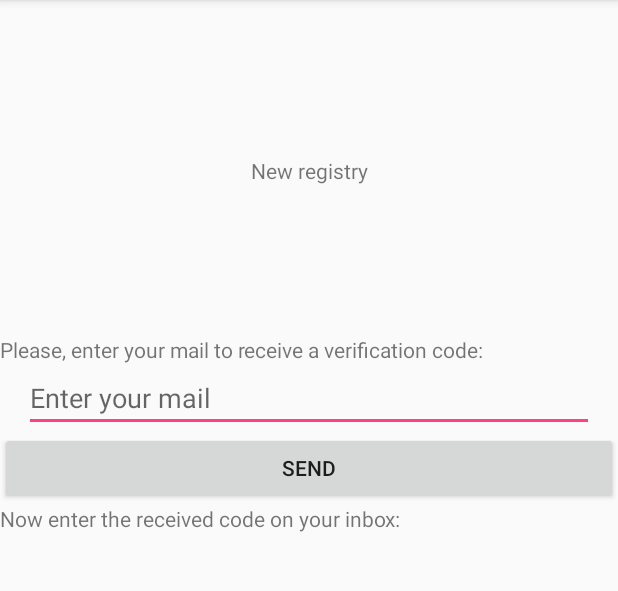
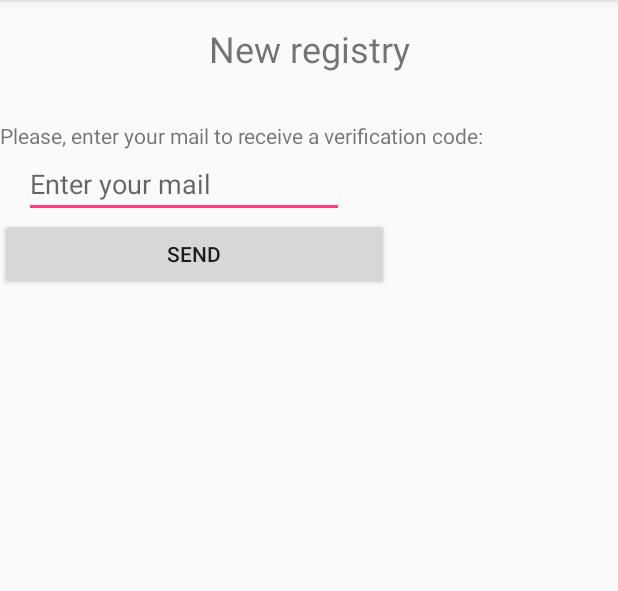
Before and after one commit to Pacodam/Android-Project, an Android app: the RegistryActivity screen opened directly, with no data from a screen before it, on a phone screen of 412 x 824 dp, the part 84-675 px from its top. Run offline under Robolectric (Android 15) with nearby library versions, the phone set to English and light mode, and no system bars; our stand-ins replace Volley.

Commit message:
tocando cosicas

```diff
--- a/app/src/main/java/com/stucom/franmorenoalc/MainActivity.java
+++ b/app/src/main/java/com/stucom/franmorenoalc/MainActivity.java
@@ -16,6 +16,7 @@ public class MainActivity extends AppCompatActivity {
     a cuatro Activities.
      */
 
+
     String token;
     String function;
     Class<?> desti = RegistryActivity.class;
@@ -26,8 +27,8 @@ public class MainActivity extends AppCompatActivity {
         setContentView(R.layout.activity_main);
 
         //whe get the token from sharedPreferences (if exist a token)
-        getToken();
-        Toast.makeText(getApplicationContext(), token, Toast.LENGTH_SHORT).show();
+        //getToken();
+        //Toast.makeText(getApplicationContext(), token, Toast.LENGTH_SHORT).show();
 
         //if there is not a token on SharedPreferences, an alert dialog appears requiring registry for some functions
         if(token == null) {
--- a/app/src/main/java/com/stucom/franmorenoalc/PlayActivity.java
+++ b/app/src/main/java/com/stucom/franmorenoalc/PlayActivity.java
@@ -6,16 +6,11 @@ import android.os.Bundle;
 
 public class PlayActivity extends AppCompatActivity {
 
-    private SharedPreferences prefs;
-    private SharedPreferences.Editor prefsEditor;
+
     @Override
     protected void onCreate(Bundle savedInstanceState) {
         super.onCreate(savedInstanceState);
         setContentView(R.layout.activity_play);
 
-        prefs = getSharedPreferences(getPackageName(), MODE_PRIVATE);
-
-        prefsEditor.clear();
-        prefsEditor.commit();
     }
 }
--- a/app/src/main/java/com/stucom/franmorenoalc/RegistryActivity.java
+++ b/app/src/main/java/com/stucom/franmorenoalc/RegistryActivity.java
@@ -10,6 +10,7 @@ import android.util.Log;
 import android.view.View;
 import android.widget.Button;
 import android.widget.EditText;
+import android.widget.LinearLayout;
 import android.widget.Toast;
 
 import com.android.volley.NetworkResponse;
@@ -35,9 +36,12 @@ public class RegistryActivity extends AppCompatActivity {
     Button verifyCode;
     //mail variable
     static String mail;
+    //contenidors per amargar i fer apareixer
+    LinearLayout linearLay3;
+    LinearLayout linearLay4;
     //func is used to know where to redirect after registry
     String func;
-    //desti is used to store the activity to redirect after registry
+    //desti is used to store the Activity to redirect after registry
     Class<?> desti;
 
 
@@ -53,14 +57,17 @@ public class RegistryActivity extends AppCompatActivity {
         //Toast.makeText(getApplicationContext(), func, Toast.LENGTH_SHORT).show();
 
         //agafem els elements
+        linearLay3 = findViewById(R.id.linearLayout3);
+        linearLay4 = findViewById(R.id.linearLayout4);
         editMail = findViewById(R.id.mailHint);
         verifyMail = findViewById(R.id.btnRegistro);
         editCode = findViewById(R.id.verifyHint);
         verifyCode = findViewById(R.id.buttonVerify);
 
         //amaguem l'edit del codi de verificació i el botó d'enviar. Al fer la primera crida amb exit la mostrarem de nou
-        editCode.setVisibility(View.INVISIBLE);
-        verifyCode.setVisibility(View.INVISIBLE);
+        //editCode.setVisibility(View.INVISIBLE);
+        //verifyCode.setVisibility(View.INVISIBLE);
+        linearLay4.setVisibility(View.INVISIBLE);
 
         //quan es clica enviar mail s'activa la primera crida a registre. Si és exitosa, es faran visibles els elements de verificació
         verifyMail.setOnClickListener(new View.OnClickListener() {
@@ -130,12 +137,14 @@ public class RegistryActivity extends AppCompatActivity {
                     mail = editMail.getText().toString(); //guardem el mail
 
                     //ahora se mostrarian los botones o sino un alert con el aviso para introducir el codigo verificacion
-                    editCode.setVisibility(View.VISIBLE);
-                    verifyCode.setVisibility(View.VISIBLE);
+                    linearLay4.setVisibility(View.VISIBLE);
+                       //editCode.setVisibility(View.VISIBLE);
+                       //verifyCode.setVisibility(View.VISIBLE);
 
                     //amaguem editText de mail i buto
-                    editMail.setVisibility(View.INVISIBLE);
-                    verifyMail.setVisibility(View.INVISIBLE);
+                    linearLay3.setVisibility(View.INVISIBLE);
+                      //editMail.setVisibility(View.INVISIBLE);
+                      //verifyMail.setVisibility(View.INVISIBLE);
 
                 }
                 /*
--- a/app/src/main/res/layout/activity_registry.xml
+++ b/app/src/main/res/layout/activity_registry.xml
@@ -4,31 +4,32 @@
     xmlns:tools="http://schemas.android.com/tools"
     android:layout_width="match_parent"
     android:layout_height="match_parent"
-    tools:context=".RegistryActivity">
+    tools:context=".RegistryActivity"
+    tools:layout_editor_absoluteY="25dp">
 
     <TextView
         android:id="@+id/registroAct"
         android:layout_width="wrap_content"
         android:layout_height="wrap_content"
-        android:layout_marginTop="8dp"
-        android:layout_marginBottom="100dp"
+        android:layout_marginTop="16dp"
         android:text="@string/registroAct"
-        app:layout_constraintBottom_toTopOf="@+id/linearLayout3"
+        android:textSize="24sp"
         app:layout_constraintEnd_toEndOf="parent"
+        app:layout_constraintHorizontal_bias="0.501"
         app:layout_constraintStart_toStartOf="parent"
-        app:layout_constraintTop_toTopOf="parent"
-        app:layout_constraintVertical_bias="1.0" />
+        app:layout_constraintTop_toTopOf="parent" />
 
     <LinearLayout
         android:id="@+id/linearLayout3"
         android:layout_width="0dp"
-        android:layout_height="322dp"
+        android:layout_height="206dp"
+        android:layout_marginTop="32dp"
         android:orientation="vertical"
-        app:layout_constraintBottom_toBottomOf="parent"
+        android:visibility="visible"
         app:layout_constraintEnd_toEndOf="parent"
         app:layout_constraintHorizontal_bias="0.0"
         app:layout_constraintStart_toStartOf="parent"
-        app:layout_constraintTop_toTopOf="parent">
+        app:layout_constraintTop_toBottomOf="@+id/registroAct">
 
         <TextView
             android:id="@+id/verifyText"
@@ -41,14 +42,15 @@
 
         <EditText
             android:id="@+id/mailHint"
-            android:layout_width="match_parent"
+            android:layout_width="wrap_content"
             android:layout_height="wrap_content"
+            android:layout_marginEnd="16dp"
             android:layout_marginStart="16dp"
-            android:layout_marginEnd="16dp"
             android:autofillHints=""
             android:ems="10"
             android:hint="@string/mailHint"
             android:inputType="text|textEmailAddress"
+            android:visibility="visible"
             app:layout_constraintEnd_toEndOf="parent"
             app:layout_constraintHorizontal_bias="0.0"
             app:layout_constraintStart_toStartOf="parent"
@@ -56,18 +58,33 @@
 
         <Button
             android:id="@+id/btnRegistro"
-            android:layout_width="match_parent"
+            android:layout_width="259dp"
             android:layout_height="wrap_content"
             android:text="@string/btnSendMail"
+            android:visibility="visible"
             app:layout_constraintEnd_toEndOf="parent"
             app:layout_constraintStart_toStartOf="parent"
             tools:layout_editor_absoluteY="143dp" />
+
+    </LinearLayout>
+
+    <LinearLayout
+        android:id="@+id/linearLayout4"
+        android:layout_width="wrap_content"
+        android:layout_height="wrap_content"
+        android:layout_marginTop="32dp"
+        android:orientation="vertical"
+        android:visibility="visible"
+        app:layout_constraintEnd_toEndOf="parent"
+        app:layout_constraintStart_toStartOf="parent"
+        app:layout_constraintTop_toBottomOf="@+id/registroAct">
 
         <TextView
             android:id="@+id/codeText"
             android:layout_width="match_parent"
             android:layout_height="wrap_content"
-            android:text="@string/codeText" />
+            android:text="@string/codeText"
+            android:visibility="visible" />
 
         <EditText
             android:id="@+id/verifyHint"
@@ -90,7 +107,6 @@
             app:layout_constraintEnd_toEndOf="parent"
             app:layout_constraintStart_toStartOf="parent"
             tools:layout_editor_absoluteY="379dp" />
-
     </LinearLayout>
 
 </android.support.constraint.ConstraintLayout>
--- a/app/src/main/res/values/strings.xml
+++ b/app/src/main/res/values/strings.xml
@@ -42,7 +42,7 @@
     <string name="verifyHint">Your code</string>
     <string name="btnVerify">Send</string>
     <string name="codeText">Now enter the received code on your inbox:</string>
-
+    <string name="yourMail">Enter your mail</string>
 
 
 </resources>
```
Also changed, not shown: 1 other file.
